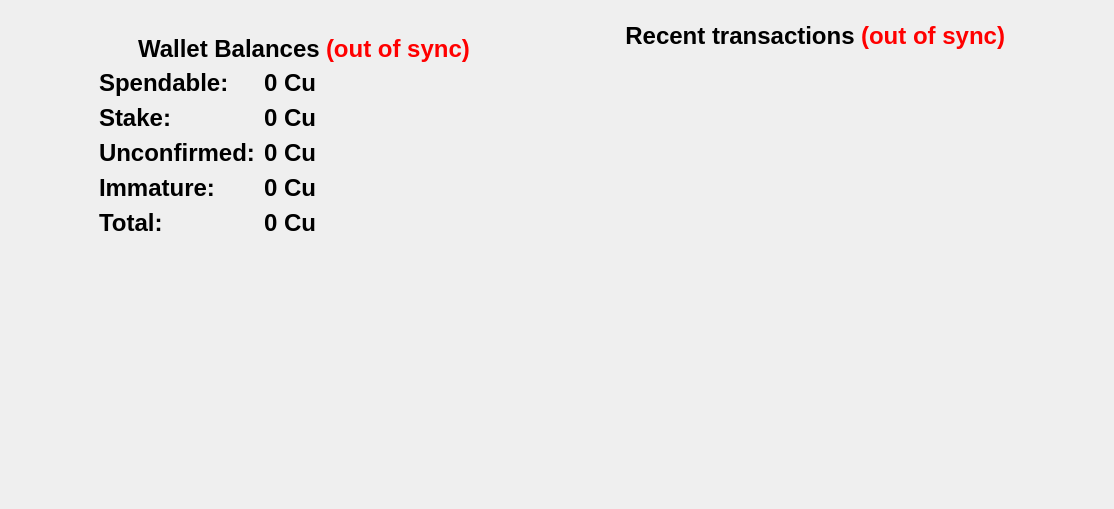
The window that src/qt/forms/overviewpage.ui (nerdlabs001-dev/coppercoin2020) describes before a commit, drawn with Qt 5.
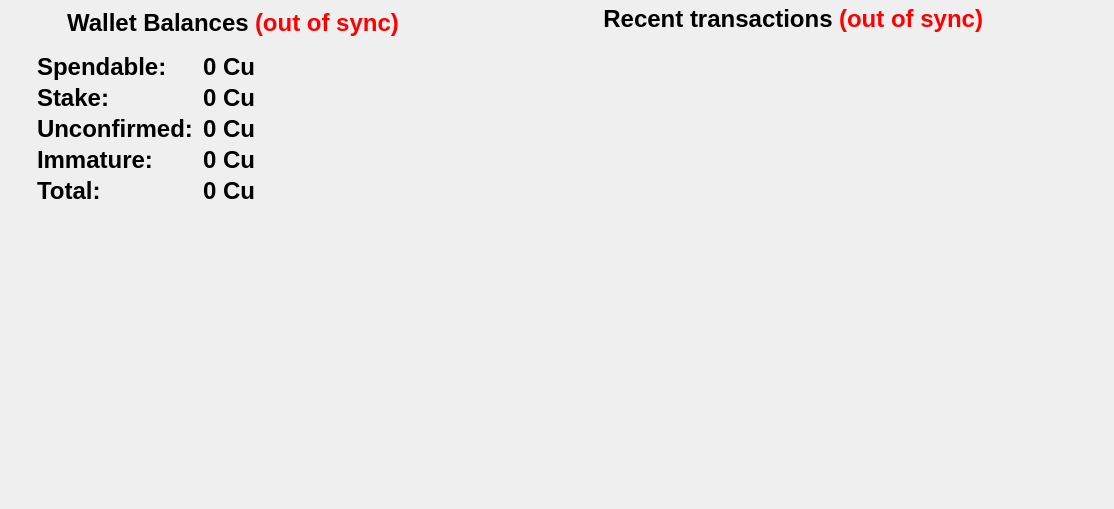
The same window after the commit. Icons and pictures are not drawn.

```diff
--- a/src/qt/forms/overviewpage.ui
+++ b/src/qt/forms/overviewpage.ui
@@ -45,7 +45,7 @@
        <number>0</number>
       </property>
       <property name="topMargin">
-       <number>8</number>
+       <number>0</number>
       </property>
       <property name="rightMargin">
        <number>0</number>
@@ -92,18 +92,37 @@
             <number>0</number>
            </property>
            <layout class="QGridLayout" name="gridLayout_5">
-            <item row="2" column="1">
+            <property name="topMargin">
+             <number>0</number>
+            </property>
+            <item row="2" column="0">
              <widget class="QFrame" name="frame_3">
+              <property name="styleSheet">
+               <string notr="true"> background: transparent; </string>
+              </property>
               <property name="lineWidth">
                <number>0</number>
               </property>
               <layout class="QGridLayout" name="gridLayout">
+               <item row="1" column="0">
+                <spacer name="verticalSpacer_2">
+                 <property name="orientation">
+                  <enum>Qt::Vertical</enum>
+                 </property>
+                 <property name="sizeHint" stdset="0">
+                  <size>
+                   <width>20</width>
+                   <height>40</height>
+                  </size>
+                 </property>
+                </spacer>
+               </item>
                <item row="0" column="0">
                 <widget class="QLabel" name="label_7">
                  <property name="maximumSize">
                   <size>
-                   <width>200</width>
-                   <height>200</height>
+                   <width>150</width>
+                   <height>150</height>
                   </size>
                  </property>
                  <property name="text">
@@ -123,7 +142,7 @@
               </layout>
              </widget>
             </item>
-            <item row="1" column="1">
+            <item row="1" column="0">
              <widget class="QFrame" name="frame_8">
               <property name="minimumSize">
                <size>
@@ -135,21 +154,17 @@
                <number>0</number>
               </property>
               <layout class="QGridLayout" name="gridLayout_7">
+               <property name="topMargin">
+                <number>0</number>
+               </property>
                <item row="0" column="0">
-                <spacer name="horizontalSpacer_3">
-                 <property name="orientation">
-                  <enum>Qt::Horizontal</enum>
-                 </property>
-                 <property name="sizeHint" stdset="0">
-                  <size>
-                   <width>40</width>
-                   <height>20</height>
-                  </size>
-                 </property>
-                </spacer>
-               </item>
-               <item row="0" column="1">
                 <widget class="QFrame" name="frame">
+                 <property name="sizePolicy">
+                  <sizepolicy hsizetype="Expanding" vsizetype="Preferred">
+                   <horstretch>0</horstretch>
+                   <verstretch>0</verstretch>
+                  </sizepolicy>
+                 </property>
                  <property name="frameShape">
                   <enum>QFrame::NoFrame</enum>
                  </property>
@@ -163,7 +178,7 @@
                   <item>
                    <layout class="QHBoxLayout" name="horizontalLayout_4">
                     <item>
-                     <spacer name="horizontalSpacer_7">
+                     <spacer name="horizontalSpacer_2">
                       <property name="orientation">
                        <enum>Qt::Horizontal</enum>
                       </property>
@@ -553,7 +568,7 @@
                      </widget>
                     </item>
                     <item>
-                     <spacer name="horizontalSpacer_2">
+                     <spacer name="horizontalSpacer_3">
                       <property name="orientation">
                        <enum>Qt::Horizontal</enum>
                       </property>
@@ -573,13 +588,22 @@
                      <enum>QFormLayout::AllNonFixedFieldsGrow</enum>
                     </property>
                     <property name="horizontalSpacing">
-                     <number>9</number>
+                     <number>10</number>
                     </property>
                     <property name="verticalSpacing">
-                     <number>7</number>
+                     <number>3</number>
+                    </property>
+                    <property name="leftMargin">
+                     <number>10</number>
                     </property>
                     <property name="topMargin">
-                     <number>0</number>
+                     <number>10</number>
+                    </property>
+                    <property name="rightMargin">
+                     <number>10</number>
+                    </property>
+                    <property name="bottomMargin">
+                     <number>10</number>
                     </property>
                     <item row="0" column="0">
                      <widget class="QLabel" name="label">
@@ -2834,48 +2858,9 @@
                  </layout>
                 </widget>
                </item>
-               <item row="0" column="2">
-                <spacer name="horizontalSpacer_4">
-                 <property name="orientation">
-                  <enum>Qt::Horizontal</enum>
-                 </property>
-                 <property name="sizeHint" stdset="0">
-                  <size>
-                   <width>40</width>
-                   <height>20</height>
-                  </size>
-                 </property>
-                </spacer>
-               </item>
               </layout>
              </widget>
             </item>
-            <item row="3" column="1">
-             <spacer name="verticalSpacer">
-              <property name="orientation">
-               <enum>Qt::Vertical</enum>
-              </property>
-              <property name="sizeHint" stdset="0">
-               <size>
-                <width>20</width>
-                <height>40</height>
-               </size>
-              </property>
-             </spacer>
-            </item>
-            <item row="2" column="0">
-             <spacer name="horizontalSpacer_8">
-              <property name="orientation">
-               <enum>Qt::Horizontal</enum>
-              </property>
-              <property name="sizeHint" stdset="0">
-               <size>
-                <width>40</width>
-                <height>20</height>
-               </size>
-              </property>
-             </spacer>
-            </item>
            </layout>
           </widget>
          </item>
@@ -2884,12 +2869,298 @@
       </item>
       <item row="0" column="2">
        <widget class="QFrame" name="frame_7">
+        <property name="sizePolicy">
+         <sizepolicy hsizetype="Expanding" vsizetype="Expanding">
+          <horstretch>0</horstretch>
+          <verstretch>0</verstretch>
+         </sizepolicy>
+        </property>
         <property name="minimumSize">
          <size>
           <width>100</width>
           <height>0</height>
          </size>
         </property>
+        <property name="palette">
+         <palette>
+          <active>
+           <colorrole role="WindowText">
+            <brush brushstyle="SolidPattern">
+             <color alpha="255">
+              <red>76</red>
+              <green>76</green>
+              <blue>76</blue>
+             </color>
+            </brush>
+           </colorrole>
+           <colorrole role="Button">
+            <brush brushstyle="SolidPattern">
+             <color alpha="0">
+              <red>0</red>
+              <green>0</green>
+              <blue>0</blue>
+             </color>
+            </brush>
+           </colorrole>
+           <colorrole role="Midlight">
+            <brush brushstyle="SolidPattern">
+             <color alpha="255">
+              <red>0</red>
+              <green>0</green>
+              <blue>0</blue>
+             </color>
+            </brush>
+           </colorrole>
+           <colorrole role="Dark">
+            <brush brushstyle="SolidPattern">
+             <color alpha="255">
+              <red>0</red>
+              <green>0</green>
+              <blue>0</blue>
+             </color>
+            </brush>
+           </colorrole>
+           <colorrole role="Mid">
+            <brush brushstyle="SolidPattern">
+             <color alpha="255">
+              <red>0</red>
+              <green>0</green>
+              <blue>0</blue>
+             </color>
+            </brush>
+           </colorrole>
+           <colorrole role="Text">
+            <brush brushstyle="SolidPattern">
+             <color alpha="255">
+              <red>60</red>
+              <green>60</green>
+              <blue>60</blue>
+             </color>
+            </brush>
+           </colorrole>
+           <colorrole role="ButtonText">
+            <brush brushstyle="SolidPattern">
+             <color alpha="255">
+              <red>76</red>
+              <green>76</green>
+              <blue>76</blue>
+             </color>
+            </brush>
+           </colorrole>
+           <colorrole role="Base">
+            <brush brushstyle="SolidPattern">
+             <color alpha="0">
+              <red>0</red>
+              <green>0</green>
+              <blue>0</blue>
+             </color>
+            </brush>
+           </colorrole>
+           <colorrole role="Window">
+            <brush brushstyle="SolidPattern">
+             <color alpha="0">
+              <red>0</red>
+              <green>0</green>
+              <blue>0</blue>
+             </color>
+            </brush>
+           </colorrole>
+           <colorrole role="Shadow">
+            <brush brushstyle="SolidPattern">
+             <color alpha="255">
+              <red>0</red>
+              <green>0</green>
+              <blue>0</blue>
+             </color>
+            </brush>
+           </colorrole>
+          </active>
+          <inactive>
+           <colorrole role="WindowText">
+            <brush brushstyle="SolidPattern">
+             <color alpha="255">
+              <red>76</red>
+              <green>76</green>
+              <blue>76</blue>
+             </color>
+            </brush>
+           </colorrole>
+           <colorrole role="Button">
+            <brush brushstyle="SolidPattern">
+             <color alpha="0">
+              <red>0</red>
+              <green>0</green>
+              <blue>0</blue>
+             </color>
+            </brush>
+           </colorrole>
+           <colorrole role="Midlight">
+            <brush brushstyle="SolidPattern">
+             <color alpha="255">
+              <red>0</red>
+              <green>0</green>
+              <blue>0</blue>
+             </color>
+            </brush>
+           </colorrole>
+           <colorrole role="Dark">
+            <brush brushstyle="SolidPattern">
+             <color alpha="255">
+              <red>0</red>
+              <green>0</green>
+              <blue>0</blue>
+             </color>
+            </brush>
+           </colorrole>
+           <colorrole role="Mid">
+            <brush brushstyle="SolidPattern">
+             <color alpha="255">
+              <red>0</red>
+              <green>0</green>
+              <blue>0</blue>
+             </color>
+            </brush>
+           </colorrole>
+           <colorrole role="Text">
+            <brush brushstyle="SolidPattern">
+             <color alpha="255">
+              <red>60</red>
+              <green>60</green>
+              <blue>60</blue>
+             </color>
+            </brush>
+           </colorrole>
+           <colorrole role="ButtonText">
+            <brush brushstyle="SolidPattern">
+             <color alpha="255">
+              <red>76</red>
+              <green>76</green>
+              <blue>76</blue>
+             </color>
+            </brush>
+           </colorrole>
+           <colorrole role="Base">
+            <brush brushstyle="SolidPattern">
+             <color alpha="0">
+              <red>0</red>
+              <green>0</green>
+              <blue>0</blue>
+             </color>
+            </brush>
+           </colorrole>
+           <colorrole role="Window">
+            <brush brushstyle="SolidPattern">
+             <color alpha="0">
+              <red>0</red>
+              <green>0</green>
+              <blue>0</blue>
+             </color>
+            </brush>
+           </colorrole>
+           <colorrole role="Shadow">
+            <brush brushstyle="SolidPattern">
+             <color alpha="255">
+              <red>0</red>
+              <green>0</green>
+              <blue>0</blue>
+             </color>
+            </brush>
+           </colorrole>
+          </inactive>
+          <disabled>
+           <colorrole role="WindowText">
+            <brush brushstyle="SolidPattern">
+             <color alpha="255">
+              <red>0</red>
+              <green>0</green>
+              <blue>0</blue>
+             </color>
+            </brush>
+           </colorrole>
+           <colorrole role="Button">
+            <brush brushstyle="SolidPattern">
+             <color alpha="0">
+              <red>0</red>
+              <green>0</green>
+              <blue>0</blue>
+             </color>
+            </brush>
+           </colorrole>
+           <colorrole role="Midlight">
+            <brush brushstyle="SolidPattern">
+             <color alpha="255">
+              <red>0</red>
+              <green>0</green>
+              <blue>0</blue>
+             </color>
+            </brush>
+           </colorrole>
+           <colorrole role="Dark">
+            <brush brushstyle="SolidPattern">
+             <color alpha="255">
+              <red>0</red>
+              <green>0</green>
+              <blue>0</blue>
+             </color>
+            </brush>
+           </colorrole>
+           <colorrole role="Mid">
+            <brush brushstyle="SolidPattern">
+             <color alpha="255">
+              <red>0</red>
+              <green>0</green>
+              <blue>0</blue>
+             </color>
+            </brush>
+           </colorrole>
+           <colorrole role="Text">
+            <brush brushstyle="SolidPattern">
+             <color alpha="255">
+              <red>0</red>
+              <green>0</green>
+              <blue>0</blue>
+             </color>
+            </brush>
+           </colorrole>
+           <colorrole role="ButtonText">
+            <brush brushstyle="SolidPattern">
+             <color alpha="255">
+              <red>0</red>
+              <green>0</green>
+              <blue>0</blue>
+             </color>
+            </brush>
+           </colorrole>
+           <colorrole role="Base">
+            <brush brushstyle="SolidPattern">
+             <color alpha="0">
+              <red>0</red>
+              <green>0</green>
+              <blue>0</blue>
+             </color>
+            </brush>
+           </colorrole>
+           <colorrole role="Window">
+            <brush brushstyle="SolidPattern">
+             <color alpha="0">
+              <red>0</red>
+              <green>0</green>
+              <blue>0</blue>
+             </color>
+            </brush>
+           </colorrole>
+           <colorrole role="Shadow">
+            <brush brushstyle="SolidPattern">
+             <color alpha="255">
+              <red>0</red>
+              <green>0</green>
+              <blue>0</blue>
+             </color>
+            </brush>
+           </colorrole>
+          </disabled>
+         </palette>
+        </property>
         <property name="styleSheet">
          <string notr="true"> background: transparent; </string>
         </property>
@@ -2924,6 +3195,12 @@
          </item>
          <item row="2" column="0" colspan="2">
           <widget class="QFrame" name="frame_2">
+           <property name="minimumSize">
+            <size>
+             <width>300</width>
+             <height>0</height>
+            </size>
+           </property>
            <property name="maximumSize">
             <size>
              <width>16777215</width>
@@ -2937,6 +3214,9 @@
             <number>0</number>
            </property>
            <layout class="QVBoxLayout" name="verticalLayout">
+            <property name="topMargin">
+             <number>0</number>
+            </property>
             <item>
              <layout class="QHBoxLayout" name="horizontalLayout_2">
               <item>
@@ -3195,6 +3475,286 @@
               </item>
               <item>
                <widget class="QLabel" name="labelTransactionsStatus">
+                <property name="palette">
+                 <palette>
+                  <active>
+                   <colorrole role="WindowText">
+                    <brush brushstyle="SolidPattern">
+                     <color alpha="255">
+                      <red>255</red>
+                      <green>0</green>
+                      <blue>0</blue>
+                     </color>
+                    </brush>
+                   </colorrole>
+                   <colorrole role="Button">
+                    <brush brushstyle="SolidPattern">
+                     <color alpha="0">
+                      <red>0</red>
+                      <green>0</green>
+                      <blue>0</blue>
+                     </color>
+                    </brush>
+                   </colorrole>
+                   <colorrole role="Midlight">
+                    <brush brushstyle="SolidPattern">
+                     <color alpha="255">
+                      <red>0</red>
+                      <green>0</green>
+                      <blue>0</blue>
+                     </color>
+                    </brush>
+                   </colorrole>
+                   <colorrole role="Dark">
+                    <brush brushstyle="SolidPattern">
+                     <color alpha="255">
+                      <red>0</red>
+                      <green>0</green>
+                      <blue>0</blue>
+                     </color>
+                    </brush>
+                   </colorrole>
+                   <colorrole role="Mid">
+                    <brush brushstyle="SolidPattern">
+                     <color alpha="255">
+                      <red>0</red>
+                      <green>0</green>
+                      <blue>0</blue>
+                     </color>
+                    </brush>
+                   </colorrole>
+                   <colorrole role="Text">
+                    <brush brushstyle="SolidPattern">
+                     <color alpha="255">
+                      <red>255</red>
+                      <green>0</green>
+                      <blue>0</blue>
+                     </color>
+                    </brush>
+                   </colorrole>
+                   <colorrole role="ButtonText">
+                    <brush brushstyle="SolidPattern">
+                     <color alpha="255">
+                      <red>255</red>
+                      <green>0</green>
+                      <blue>0</blue>
+                     </color>
+                    </brush>
+                   </colorrole>
+                   <colorrole role="Base">
+                    <brush brushstyle="SolidPattern">
+                     <color alpha="0">
+                      <red>0</red>
+                      <green>0</green>
+                      <blue>0</blue>
+                     </color>
+                    </brush>
+                   </colorrole>
+                   <colorrole role="Window">
+                    <brush brushstyle="SolidPattern">
+                     <color alpha="0">
+                      <red>0</red>
+                      <green>0</green>
+                      <blue>0</blue>
+                     </color>
+                    </brush>
+                   </colorrole>
+                   <colorrole role="Shadow">
+                    <brush brushstyle="SolidPattern">
+                     <color alpha="255">
+                      <red>0</red>
+                      <green>0</green>
+                      <blue>0</blue>
+                     </color>
+                    </brush>
+                   </colorrole>
+                  </active>
+                  <inactive>
+                   <colorrole role="WindowText">
+                    <brush brushstyle="SolidPattern">
+                     <color alpha="255">
+                      <red>255</red>
+                      <green>0</green>
+                      <blue>0</blue>
+                     </color>
+                    </brush>
+                   </colorrole>
+                   <colorrole role="Button">
+                    <brush brushstyle="SolidPattern">
+                     <color alpha="0">
+                      <red>0</red>
+                      <green>0</green>
+                      <blue>0</blue>
+                     </color>
+                    </brush>
+                   </colorrole>
+                   <colorrole role="Midlight">
+                    <brush brushstyle="SolidPattern">
+                     <color alpha="255">
+                      <red>0</red>
+                      <green>0</green>
+                      <blue>0</blue>
+                     </color>
+                    </brush>
+                   </colorrole>
+                   <colorrole role="Dark">
+                    <brush brushstyle="SolidPattern">
+                     <color alpha="255">
+                      <red>0</red>
+                      <green>0</green>
+                      <blue>0</blue>
+                     </color>
+                    </brush>
+                   </colorrole>
+                   <colorrole role="Mid">
+                    <brush brushstyle="SolidPattern">
+                     <color alpha="255">
+                      <red>0</red>
+                      <green>0</green>
+                      <blue>0</blue>
+                     </color>
+                    </brush>
+                   </colorrole>
+                   <colorrole role="Text">
+                    <brush brushstyle="SolidPattern">
+                     <color alpha="255">
+                      <red>255</red>
+                      <green>0</green>
+                      <blue>0</blue>
+                     </color>
+                    </brush>
+                   </colorrole>
+                   <colorrole role="ButtonText">
+                    <brush brushstyle="SolidPattern">
+                     <color alpha="255">
+                      <red>255</red>
+                      <green>0</green>
+                      <blue>0</blue>
+                     </color>
+                    </brush>
+                   </colorrole>
+                   <colorrole role="Base">
+                    <brush brushstyle="SolidPattern">
+                     <color alpha="0">
+                      <red>0</red>
+                      <green>0</green>
+                      <blue>0</blue>
+                     </color>
+                    </brush>
+                   </colorrole>
+                   <colorrole role="Window">
+                    <brush brushstyle="SolidPattern">
+                     <color alpha="0">
+                      <red>0</red>
+                      <green>0</green>
+                      <blue>0</blue>
+                     </color>
+                    </brush>
+                   </colorrole>
+                   <colorrole role="Shadow">
+                    <brush brushstyle="SolidPattern">
+                     <color alpha="255">
+                      <red>0</red>
+                      <green>0</green>
+                      <blue>0</blue>
+                     </color>
+                    </brush>
+                   </colorrole>
+                  </inactive>
+                  <disabled>
+                   <colorrole role="WindowText">
+                    <brush brushstyle="SolidPattern">
+                     <color alpha="255">
+                      <red>0</red>
+                      <green>0</green>
+                      <blue>0</blue>
+                     </color>
+                    </brush>
+                   </colorrole>
+                   <colorrole role="Button">
+                    <brush brushstyle="SolidPattern">
+                     <color alpha="0">
+                      <red>0</red>
+                      <green>0</green>
+                      <blue>0</blue>
+                     </color>
+                    </brush>
+                   </colorrole>
+                   <colorrole role="Midlight">
+                    <brush brushstyle="SolidPattern">
+                     <color alpha="255">
+                      <red>0</red>
+                      <green>0</green>
+                      <blue>0</blue>
+                     </color>
+                    </brush>
+                   </colorrole>
+                   <colorrole role="Dark">
+                    <brush brushstyle="SolidPattern">
+                     <color alpha="255">
+                      <red>0</red>
+                      <green>0</green>
+                      <blue>0</blue>
+                     </color>
+                    </brush>
+                   </colorrole>
+                   <colorrole role="Mid">
+                    <brush brushstyle="SolidPattern">
+                     <color alpha="255">
+                      <red>0</red>
+                      <green>0</green>
+                      <blue>0</blue>
+                     </color>
+                    </brush>
+                   </colorrole>
+                   <colorrole role="Text">
+                    <brush brushstyle="SolidPattern">
+                     <color alpha="255">
+                      <red>0</red>
+                      <green>0</green>
+                      <blue>0</blue>
+                     </color>
+                    </brush>
+                   </colorrole>
+                   <colorrole role="ButtonText">
+                    <brush brushstyle="SolidPattern">
+                     <color alpha="255">
+                      <red>0</red>
+                      <green>0</green>
+                      <blue>0</blue>
+                     </color>
+                    </brush>
+                   </colorrole>
+                   <colorrole role="Base">
+                    <brush brushstyle="SolidPattern">
+                     <color alpha="0">
+                      <red>0</red>
+                      <green>0</green>
+                      <blue>0</blue>
+                     </color>
+                    </brush>
+                   </colorrole>
+                   <colorrole role="Window">
+                    <brush brushstyle="SolidPattern">
+                     <color alpha="0">
+                      <red>0</red>
+                      <green>0</green>
+                      <blue>0</blue>
+                     </color>
+                    </brush>
+                   </colorrole>
+                   <colorrole role="Shadow">
+                    <brush brushstyle="SolidPattern">
+                     <color alpha="255">
+                      <red>0</red>
+                      <green>0</green>
+                      <blue>0</blue>
+                     </color>
+                    </brush>
+                   </colorrole>
+                  </disabled>
+                 </palette>
+                </property>
                 <property name="font">
                  <font>
                   <pointsize>18</pointsize>
@@ -3231,27 +3791,11 @@
               </item>
              </layout>
             </item>
-            <item>
-             <spacer name="verticalSpacer_3">
-              <property name="orientation">
-               <enum>Qt::Vertical</enum>
-              </property>
-              <property name="sizeType">
-               <enum>QSizePolicy::Fixed</enum>
-              </property>
-              <property name="sizeHint" stdset="0">
-               <size>
-                <width>20</width>
-                <height>20</height>
-               </size>
-              </property>
-             </spacer>
-            </item>
             <item>
              <widget class="QListView" name="listTransactions">
               <property name="minimumSize">
                <size>
-                <width>200</width>
+                <width>300</width>
                 <height>0</height>
                </size>
               </property>
@@ -3339,6 +3883,15 @@
                    </color>
                   </brush>
                  </colorrole>
+                 <colorrole role="Shadow">
+                  <brush brushstyle="SolidPattern">
+                   <color alpha="255">
+                    <red>0</red>
+                    <green>0</green>
+                    <blue>0</blue>
+                   </color>
+                  </brush>
+                 </colorrole>
                 </active>
                 <inactive>
                  <colorrole role="WindowText">
@@ -3422,6 +3975,15 @@
                    </color>
                   </brush>
                  </colorrole>
+                 <colorrole role="Shadow">
+                  <brush brushstyle="SolidPattern">
+                   <color alpha="255">
+                    <red>0</red>
+                    <green>0</green>
+                    <blue>0</blue>
+                   </color>
+                  </brush>
+                 </colorrole>
                 </inactive>
                 <disabled>
                  <colorrole role="WindowText">
@@ -3505,6 +4067,15 @@
                    </color>
                   </brush>
                  </colorrole>
+                 <colorrole role="Shadow">
+                  <brush brushstyle="SolidPattern">
+                   <color alpha="255">
+                    <red>0</red>
+                    <green>0</green>
+                    <blue>0</blue>
+                   </color>
+                  </brush>
+                 </colorrole>
                 </disabled>
                </palette>
               </property>
@@ -3541,35 +4112,9 @@
            </layout>
           </widget>
          </item>
-         <item row="2" column="2">
-          <spacer name="horizontalSpacer_5">
-           <property name="orientation">
-            <enum>Qt::Horizontal</enum>
-           </property>
-           <property name="sizeHint" stdset="0">
-            <size>
-             <width>40</width>
-             <height>20</height>
-            </size>
-           </property>
-          </spacer>
-         </item>
         </layout>
        </widget>
       </item>
-      <item row="0" column="3">
-       <spacer name="horizontalSpacer_9">
-        <property name="orientation">
-         <enum>Qt::Horizontal</enum>
-        </property>
-        <property name="sizeHint" stdset="0">
-         <size>
-          <width>40</width>
-          <height>20</height>
-         </size>
-        </property>
-       </spacer>
-      </item>
      </layout>
     </widget>
    </item>
```
